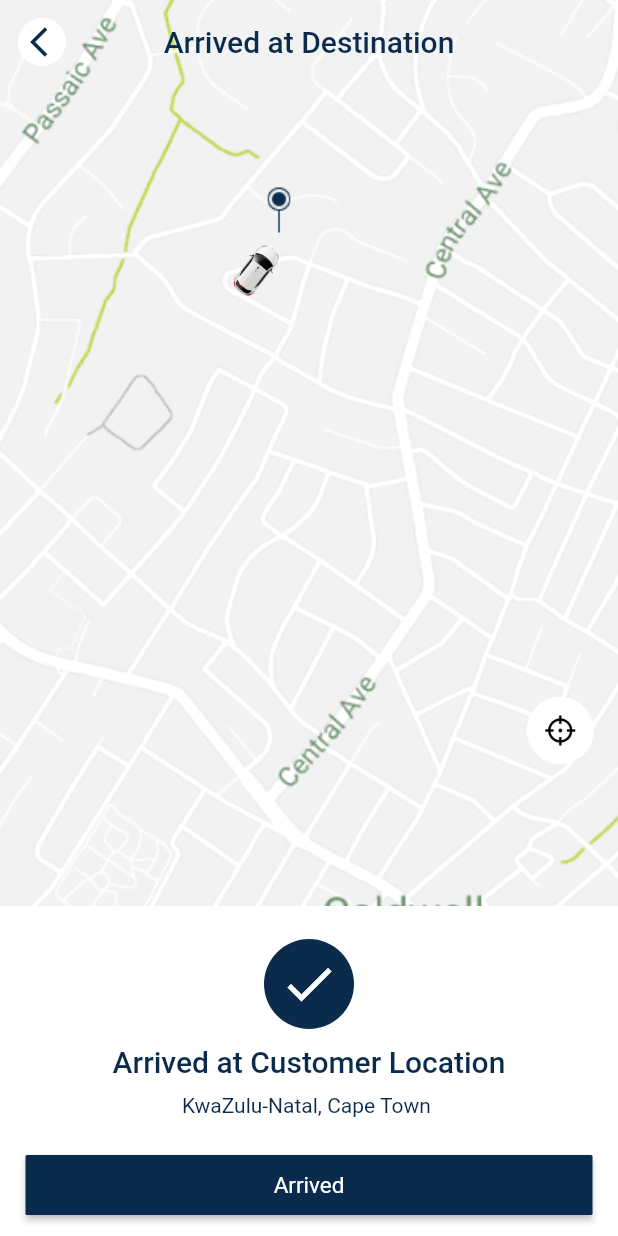
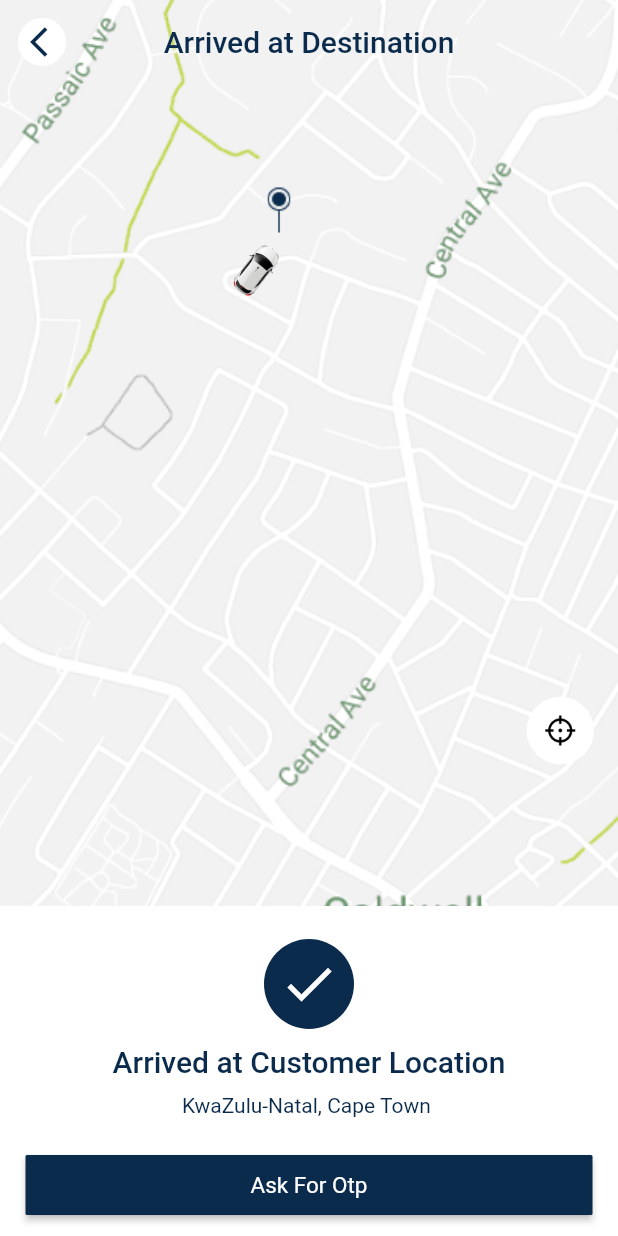
Before and after one commit to Rayarmohan/Jambo-Taxi-app, a Flutter app: the AskForOtp screen opened directly, on a phone screen of 412 x 824 dp. Run offline on Flutter 3.47's test engine with Material 3 defaults, Android fonts, the phone set to English and light mode, and no system bars; our stand-ins replace dotted_border, flutter_rating_bar, flutter_screenutil, flutter_svg, get; Roboto replaces fonts that are missing (SF Pro Display).

Commit message:
ui_correction

```diff
--- a/lib/features/otp/ask_forotp.dart
+++ b/lib/features/otp/ask_forotp.dart
@@ -1,5 +1,7 @@
 import 'package:flutter/material.dart';
+import 'package:get/get.dart';
 import 'package:jambotaxi/utils/color/app_colors.dart';
+import 'package:jambotaxi/utils/route/route_name.dart';
 import 'package:jambotaxi/widgets/custom_button.dart';
 import 'package:jambotaxi/widgets/custom_images.dart';
 
@@ -18,12 +20,12 @@ class AskForOtp extends StatelessWidget {
           child: Container(
               height: 20,
               width: 20,
-              decoration: BoxDecoration(
+              decoration: const BoxDecoration(
                   color: Colors.white,
                   borderRadius: BorderRadius.all(Radius.circular(30))),
-              child: Center(
+              child: const Center(
                 child: Padding(
-                  padding: const EdgeInsets.only(left: 8.0),
+                  padding: EdgeInsets.only(left: 8.0),
                   child: Icon(
                     Icons.arrow_back_ios,
                     color: AppColors.primeryColor,
@@ -53,7 +55,7 @@ class AskForOtp extends StatelessWidget {
             child: Column(
               children: [
                 Padding(
-                  padding: const EdgeInsets.only(top: 125, right: 40.0),
+                  padding: EdgeInsets.only(top: 125, right: 40.0),
                   child: CustomPngImage(
                     height: 30,
                     width: 15,
@@ -62,7 +64,7 @@ class AskForOtp extends StatelessWidget {
                   ),
                 ),
                 Padding(
-                  padding: const EdgeInsets.only(bottom: 80, right: 70.0),
+                  padding: EdgeInsets.only(bottom: 80, right: 70.0),
                   child: CustomPngImage(
                     height: 50,
                     width: 50,
@@ -80,15 +82,14 @@ class AskForOtp extends StatelessWidget {
           Align(
             alignment: Alignment.centerRight,
             child: Padding(
-            padding: const EdgeInsets.only(top: 150.0,right: 16),
+              padding: const EdgeInsets.only(top: 150.0, right: 16),
               child: Container(
                 height: 45,
                 width: 45,
-              decoration: BoxDecoration(
+                decoration: const BoxDecoration(
                     borderRadius: BorderRadius.all(Radius.circular(30)),
-                color: Colors.white
-              ),
-              child:  Center(
+                    color: Colors.white),
+                child: const Center(
                   child: CustomPngImage(
                     width: 20,
                     height: 25,
@@ -127,18 +128,15 @@ class AskForOtp extends StatelessWidget {
                     color: AppColors.white,
                   ),
                 ),
-                SizedBox(
+                const SizedBox(
                   height: 10,
                 ),
                 Text('Arrived at Customer Location',
-                    style: Theme.of(context)
-                        .textTheme
-                        .bodyLarge!
-                        .copyWith(
+                    style: Theme.of(context).textTheme.bodyLarge!.copyWith(
                         fontSize: 20,
                         fontWeight: FontWeight.w500,
                         color: AppColors.primeryColor)),
-                SizedBox(
+                const SizedBox(
                   height: 10,
                 ),
                 Text(
@@ -148,7 +146,7 @@ class AskForOtp extends StatelessWidget {
                       fontWeight: FontWeight.w400,
                       color: AppColors.primeryColor),
                 ),
-                SizedBox(
+                const SizedBox(
                   height: 25,
                 ),
                 SizedBox(
@@ -156,9 +154,11 @@ class AskForOtp extends StatelessWidget {
                   child: Padding(
                     padding: const EdgeInsets.only(left: 5.0, right: 5.0),
                     child: CustomButton(
-                      onPressed: () {},
+                      onPressed: () {
+                        Get.toNamed(AppRoute.otpscreen);
+                      },
                       child: Text(
-                        'Arrived',
+                        'Ask For Otp',
                         style: Theme.of(context)
                             .textTheme
                             .bodyMedium!
--- a/lib/features/otp_verify/otp_verify_screen.dart
+++ b/lib/features/otp_verify/otp_verify_screen.dart
@@ -1,7 +1,7 @@
 import 'package:flutter/material.dart';
 import 'package:flutter_screenutil/flutter_screenutil.dart';
 import 'package:get/get.dart';
-import 'package:get/get_core/src/get_main.dart';
+
 import 'package:jambotaxi/utils/color/app_colors.dart';
 import 'package:jambotaxi/utils/route/route_name.dart';
 import 'package:jambotaxi/widgets/custom_app_bar.dart';
--- a/lib/features/welcome/welcome_screen.dart
+++ b/lib/features/welcome/welcome_screen.dart
@@ -168,6 +168,7 @@ class WelcomeScreen extends StatelessWidget {
                 width: 1.sw,
                 onPressed: () {
                   Get.back();
+                  Get.toNamed(AppRoute.enablelocation);
                 },
                 text: "Got it",
                 color: AppColors.primeryColor,
--- a/lib/main.dart
+++ b/lib/main.dart
@@ -25,7 +25,7 @@ class MyApp extends StatelessWidget {
         theme: AppTheme.appTheme,
         debugShowCheckedModeBanner: false,
         title: 'jambotaxiapp',
-        initialRoute: AppRoute.bottom_nav,
+        initialRoute: AppRoute.onboard,
         getPages: appRoutes(),
       ),
     );
--- a/lib/utils/route/route.dart
+++ b/lib/utils/route/route.dart
@@ -1,5 +1,7 @@
 import 'package:get/get.dart';
 import 'package:jambotaxi/features/Registration/registration_screen.dart';
+import 'package:jambotaxi/features/Ride/arrived_userlocation.dart';
+import 'package:jambotaxi/features/Ride/navigate_userlocation.dart';
 import 'package:jambotaxi/features/Ride/ride_request.dart';
 import 'package:jambotaxi/features/booking_pages/booking_tab.dart';
 import 'package:jambotaxi/features/booking_pages/prebooking_tab.dart';
@@ -15,6 +17,7 @@ import 'package:jambotaxi/features/home/home.dart';
 import 'package:jambotaxi/features/login/login_screen.dart';
 import 'package:jambotaxi/features/notification/notification_screen.dart';
 import 'package:jambotaxi/features/on_board/on_board_screen.dart';
+import 'package:jambotaxi/features/otp/ask_forotp.dart';
 import 'package:jambotaxi/features/otp_verify/otp_verify_screen.dart';
 import 'package:jambotaxi/features/privacy_policy/privacy_screen.dart';
 import 'package:jambotaxi/features/profile/profile_screen.dart';
@@ -47,11 +50,10 @@ appRoutes() => [
       GetPage(name: AppRoute.chatscreen, page: () => const ChatScreen()),
       GetPage(
           name: AppRoute.notification, page: () => const NotificationScreen()),
-          GetPage(
-          name: AppRoute.enablelocation, page: () => const EnableLocationScreen()),
-          GetPage(
-          name: AppRoute.earnings, page: () => const EarningScreen()),
-
+      GetPage(
+          name: AppRoute.enablelocation,
+          page: () => const EnableLocationScreen()),
+      GetPage(name: AppRoute.earnings, page: () => const EarningScreen()),
       GetPage(
           name: AppRoute.prebookingcompletescreen,
           page: () => const PrebookingComplete()),
@@ -61,5 +63,11 @@ appRoutes() => [
       GetPage(name: AppRoute.home, page: () => const Home()),
       GetPage(name: AppRoute.bottom_nav, page: () => const BottomNavigation()),
       GetPage(name: AppRoute.ride_request, page: () => const Ride_Request()),
-
+      GetPage(
+          name: AppRoute.navigate_userLocation,
+          page: () => const NavigateUserLocation()),
+      GetPage(
+          name: AppRoute.arrived_userLocation,
+          page: () => const Arrived_Userlocation()),
+      GetPage(name: AppRoute.askForOtp, page: () => const AskForOtp()),
     ];
--- a/lib/utils/route/route_name.dart
+++ b/lib/utils/route/route_name.dart
@@ -23,4 +23,6 @@ class AppRoute {
   static String bottom_nav = '/BottomNavigation';
   static String ride_request = '/RideRequest';
   static String navigate_userLocation = '/NavigateUserLocation';
+  static String arrived_userLocation = '/ArrivedUserLocation';
+  static String askForOtp = '/AskForOtpScreen';
 }
```
Also changed, not shown: lib/features/Ride/arrived_userlocation.dart (+18 -13 lines), lib/features/Ride/navigate_userlocation.dart (+6 -2 lines), lib/features/Ride/ride_request.dart (+28 -15 lines), lib/features/enable_location/enable_location.dart (+19 -10 lines), lib/features/home/home.dart (+27 -15 lines). Lines whose indentation alone changed are shown as unchanged.
